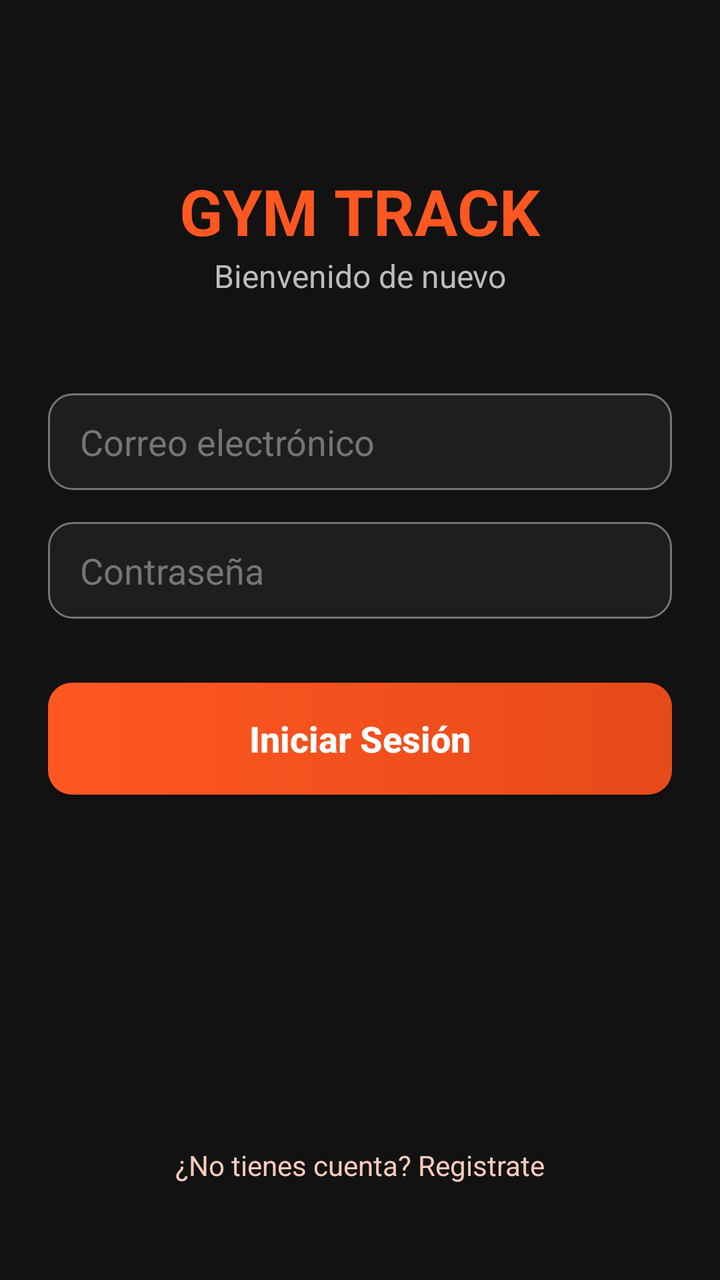
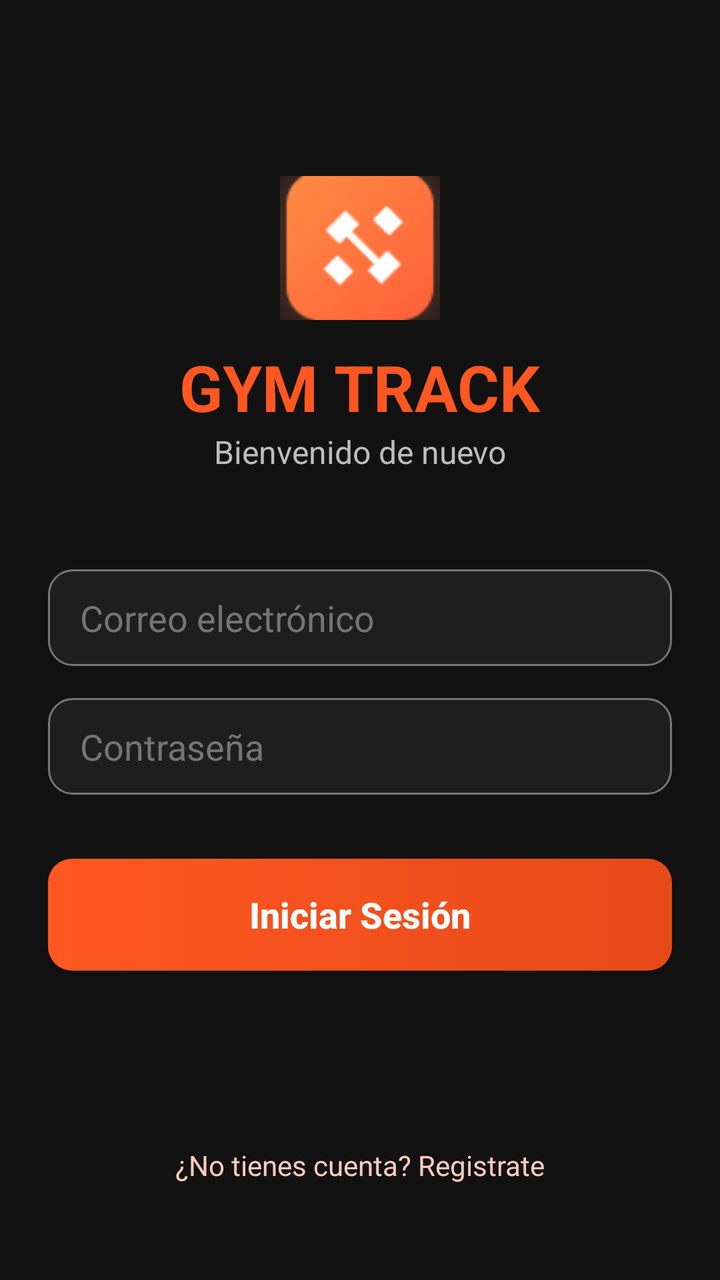

Before-and-after screenshots of an Android layout around one commit, followed by the original layout XML and the change that was made.
<!-- AndroidManifest.xml: application theme Theme.GymTrackMovil -->
<!-- res/layout/activity_login.xml -->
<?xml version="1.0" encoding="utf-8"?>
<androidx.constraintlayout.widget.ConstraintLayout xmlns:android="http://schemas.android.com/apk/res/android"
    xmlns:app="http://schemas.android.com/apk/res-auto"
    xmlns:tools="http://schemas.android.com/tools"
    android:layout_width="match_parent"
    android:layout_height="match_parent"
    android:padding="24dp"
    android:background="@color/dark_background"
    tools:context=".LoginActivity">

    <TextView
        android:id="@+id/tvLogo"
        android:layout_width="wrap_content"
        android:layout_height="wrap_content"
        android:layout_marginTop="60dp"
        android:text="GYM TRACK"
        android:textColor="@color/orange_primary"
        android:textSize="32sp"
        android:textStyle="bold"
        app:layout_constraintEnd_toEndOf="parent"
        app:layout_constraintStart_toStartOf="parent"
        app:layout_constraintTop_toTopOf="parent" />

    <TextView
        android:id="@+id/tvSubtitle"
        android:layout_width="wrap_content"
        android:layout_height="wrap_content"
        android:text="Bienvenido de nuevo"
        android:textColor="@color/text_secondary"
        android:textSize="16sp"
        app:layout_constraintEnd_toEndOf="parent"
        app:layout_constraintStart_toStartOf="parent"
        app:layout_constraintTop_toBottomOf="@id/tvLogo" />

    <EditText
        android:id="@+id/etEmail"
        android:layout_width="0dp"
        android:layout_height="wrap_content"
        android:layout_marginTop="48dp"
        android:background="@drawable/edittext_bg"
        android:hint="Correo electrónico"
        android:inputType="textEmailAddress"
        android:textColor="@color/text_primary"
        android:textColorHint="@color/text_hint"
        app:layout_constraintEnd_toEndOf="parent"
        app:layout_constraintStart_toStartOf="parent"
        app:layout_constraintTop_toBottomOf="@id/tvSubtitle" />

    <EditText
        android:id="@+id/etPassword"
        android:layout_width="0dp"
        android:layout_height="wrap_content"
        android:layout_marginTop="16dp"
        android:background="@drawable/edittext_bg"
        android:hint="Contraseña"
        android:inputType="textPassword"
        android:textColor="@color/text_primary"
        android:textColorHint="@color/text_hint"
        app:layout_constraintEnd_toEndOf="parent"
        app:layout_constraintStart_toStartOf="parent"
        app:layout_constraintTop_toBottomOf="@id/etEmail" />

    <androidx.appcompat.widget.AppCompatButton
        android:id="@+id/btnLogin"
        android:layout_width="0dp"
        android:layout_height="56dp"
        android:layout_marginTop="32dp"
        android:background="@drawable/btn_gradient"
        android:text="Iniciar Sesión"
        android:textAllCaps="false"
        android:textColor="@color/white"
        android:textSize="18sp"
        android:textStyle="bold"
        app:layout_constraintEnd_toEndOf="parent"
        app:layout_constraintStart_toStartOf="parent"
        app:layout_constraintTop_toBottomOf="@id/etPassword" />

    <TextView
        android:id="@+id/tvGoToRegister"
        android:layout_width="wrap_content"
        android:layout_height="wrap_content"
        android:layout_marginBottom="24dp"
        android:text="¿No tienes cuenta? Registrate"
        android:textColor="@color/orange_light"
        android:textSize="14sp"
        app:layout_constraintBottom_toBottomOf="parent"
        app:layout_constraintEnd_toEndOf="parent"
        app:layout_constraintStart_toStartOf="parent" />

</androidx.constraintlayout.widget.ConstraintLayout>
<!-- resources referenced by this layout -->
<resources>
  <color name="dark_background">#121212</color>
  <color name="orange_light">#FFCCBC</color>
  <color name="orange_primary">#FF5722</color>
  <color name="text_hint">#757575</color>
  <color name="text_primary">#FFFFFF</color>
  <color name="text_secondary">#BDBDBD</color>
  <color name="white">#FFFFFFFF</color>
  <!-- drawable btn_gradient (drawable) -->
  <?xml version="1.0" encoding="utf-8"?>
  <shape xmlns:android="http://schemas.android.com/apk/res/android"
      android:shape="rectangle">
      <gradient
          android:startColor="@color/orange_primary"
          android:endColor="@color/orange_dark"
          android:angle="0" />
      <corners android:radius="12dp" />
  </shape>
  <!-- drawable edittext_bg (drawable) -->
  <?xml version="1.0" encoding="utf-8"?>
  <shape xmlns:android="http://schemas.android.com/apk/res/android">
      <solid android:color="@color/dark_surface" />
      <stroke
          android:width="1dp"
          android:color="@color/text_hint" />
      <corners android:radius="12dp" />
      <padding
          android:left="16dp"
          android:right="16dp"
          android:top="12dp"
          android:bottom="12dp" />
  </shape>
  <style name="Theme.GymTrackMovil" parent="Base.Theme.GymTrackMovil" />
  <color name="orange_dark">#E64A19</color>
  <color name="dark_surface">#1E1E1E</color>
  <style name="Base.Theme.GymTrackMovil" parent="Theme.Material3.DayNight.NoActionBar">
          
          <item name="colorPrimary">@color/orange_primary</item>
          <item name="colorSecondary">@color/white</item>
          <item name="android:windowBackground">@color/dark_background</item>
          <item name="android:textColorPrimary">@color/text_primary</item>
          <item name="android:textColorSecondary">@color/text_secondary</item>
          <item name="android:statusBarColor">@color/dark_background</item>
      </style>
</resources>

<!-- the commit's change to res/layout/activity_login.xml (unified diff, before → after) -->
@@ -8,18 +8,28 @@
     android:background="@color/dark_background"
     tools:context=".LoginActivity">
 
+    <ImageView
+        android:id="@+id/ivLogo"
+        android:layout_width="80dp"
+        android:layout_height="80dp"
+        android:layout_marginTop="60dp"
+        android:src="@drawable/ic_app_logo"
+        app:layout_constraintEnd_toEndOf="parent"
+        app:layout_constraintStart_toStartOf="parent"
+        app:layout_constraintTop_toTopOf="parent" />
+
     <TextView
         android:id="@+id/tvLogo"
         android:layout_width="wrap_content"
         android:layout_height="wrap_content"
-        android:layout_marginTop="60dp"
+        android:layout_marginTop="8dp"
         android:text="GYM TRACK"
         android:textColor="@color/orange_primary"
         android:textSize="32sp"
         android:textStyle="bold"
         app:layout_constraintEnd_toEndOf="parent"
         app:layout_constraintStart_toStartOf="parent"
-        app:layout_constraintTop_toTopOf="parent" />
+        app:layout_constraintTop_toBottomOf="@id/ivLogo" />
 
     <TextView
         android:id="@+id/tvSubtitle"
<!-- resource entries referenced after the edit -->
@@ -31,6 +31,7 @@
           android:top="12dp"
           android:bottom="12dp" />
   </shape>
+  <!-- drawable ic_app_logo: png bitmap (drawable, 5176 bytes) -->
   <style name="Theme.GymTrackMovil" parent="Base.Theme.GymTrackMovil" />
   <color name="orange_dark">#E64A19</color>
   <color name="dark_surface">#1E1E1E</color>
